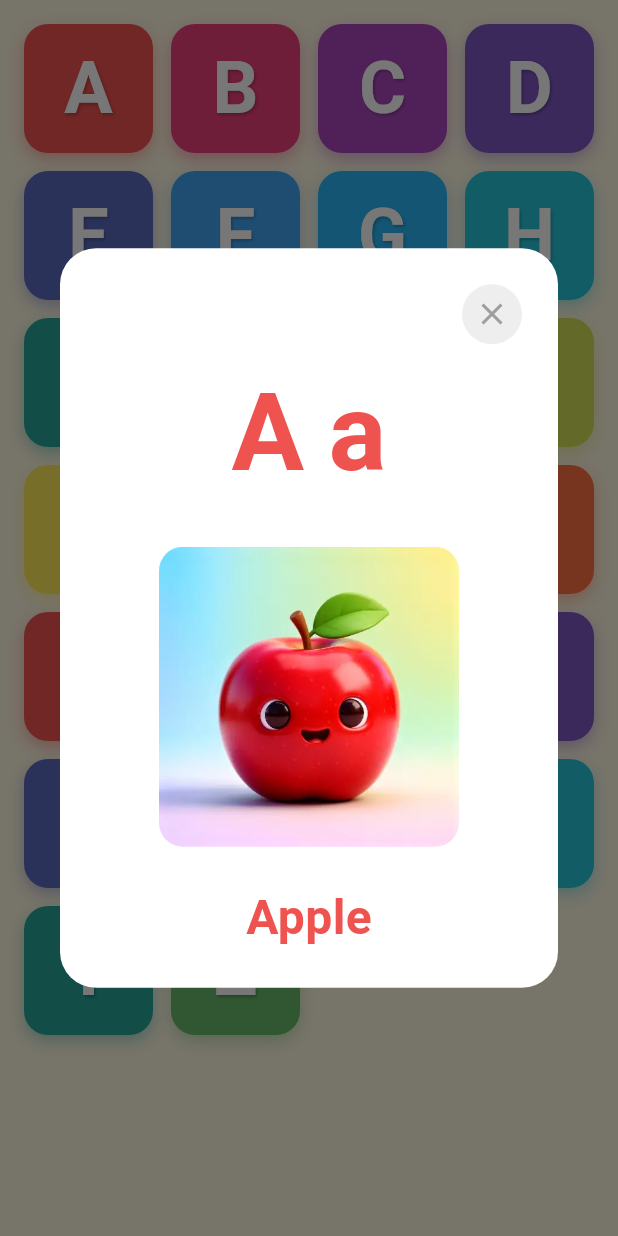
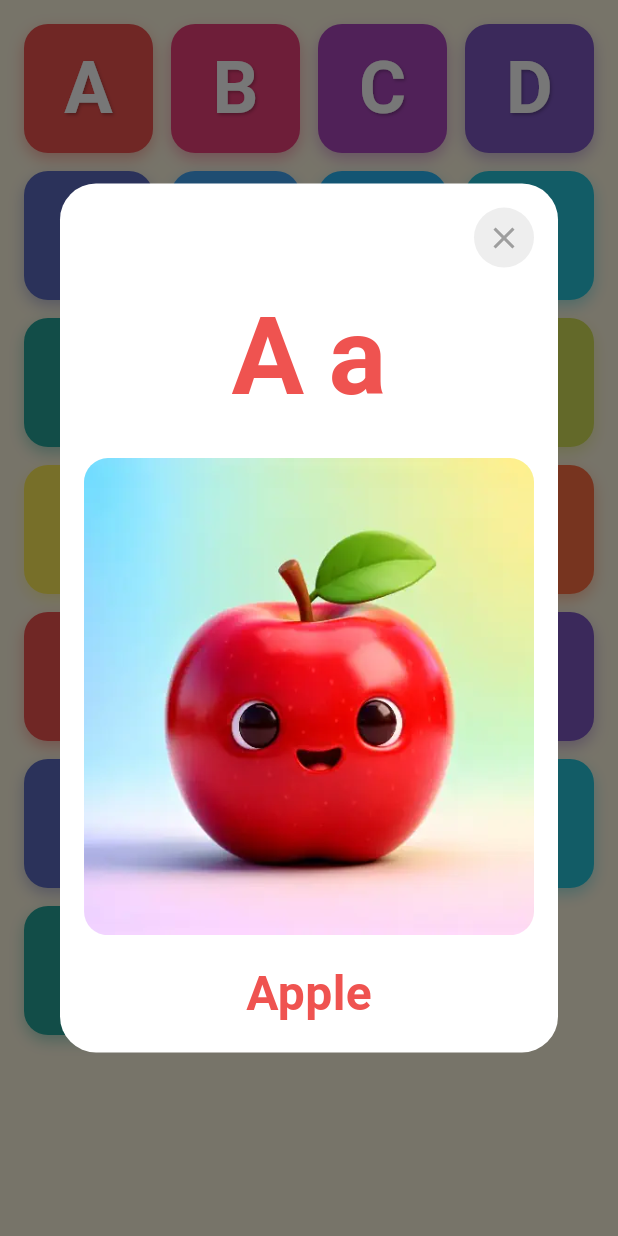
Before and after one commit to rickydZA/phonics_abc_app, a Flutter app: the screen it shows after launch, after a tap on an icon or button, on a phone screen of 412 x 824 dp. Run offline on Flutter 3.47's test engine with Material 3 defaults, Android fonts, the phone set to English and light mode, and no system bars; our stand-ins replace audioplayers.

Commit message:
Add responsive popup, audio replay, and portrait lock (v0.1.0+5)
- Popup: larger responsive image, tap to replay audio with ripple effect
- Lock app to portrait orientation (Android, iOS, Flutter)
- Update F letter: fish → frog

Co-Authored-By: Claude Opus 4.5 <noreply@anthropic.com>

```diff
--- a/assets/images/ABC_Phonics_Prompts.txt
+++ b/assets/images/ABC_Phonics_Prompts.txt
@@ -27,7 +27,7 @@ D: A cute friendly brown dog sitting, soft 3D render, bright saturated colors, c
 
 E: A cute friendly gray elephant, soft 3D render, bright saturated colors, centered composition, simple minimal background with soft gradient, friendly and appealing for young children, rounded shapes, soft lighting, high quality
 
-F: A cute orange and yellow fish, soft 3D render, bright saturated colors, centered composition, simple minimal background with soft gradient, friendly and appealing for young children, rounded shapes, soft lighting, high quality
+F: A cute green frog, soft 3D render, bright saturated colors, centered composition, simple minimal background with soft gradient, friendly and appealing for young children, rounded shapes, soft lighting, high quality
 
 G: A cute friendly black gorilla, soft 3D render, bright saturated colors, centered composition, simple minimal background with soft gradient, friendly and appealing for young children, rounded shapes, soft lighting, high quality
 
--- a/lib/data/letter_data.dart
+++ b/lib/data/letter_data.dart
@@ -22,7 +22,7 @@ const List<LetterData> alphabetData = [
   LetterData(letter: 'C', word: 'cat', imagePath: 'assets/images/c_cat.webp', audioPath: 'assets/audio/c.mp3'),
   LetterData(letter: 'D', word: 'dog', imagePath: 'assets/images/d_dog.webp', audioPath: 'assets/audio/d.mp3'),
   LetterData(letter: 'E', word: 'elephant', imagePath: 'assets/images/e_elephant.webp', audioPath: 'assets/audio/e.mp3'),
-  LetterData(letter: 'F', word: 'fish', imagePath: 'assets/images/f_fish.webp', audioPath: 'assets/audio/f.mp3'),
+  LetterData(letter: 'F', word: 'frog', imagePath: 'assets/images/f_frog.webp', audioPath: 'assets/audio/f.mp3'),
   LetterData(letter: 'G', word: 'gorilla', imagePath: 'assets/images/g_gorilla.webp', audioPath: 'assets/audio/g.mp3'),
   LetterData(letter: 'H', word: 'hat', imagePath: 'assets/images/h_hat.webp', audioPath: 'assets/audio/h.mp3'),
   LetterData(letter: 'I', word: 'igloo', imagePath: 'assets/images/i_igloo.webp', audioPath: 'assets/audio/i.mp3'),
--- a/lib/main.dart
+++ b/lib/main.dart
@@ -1,8 +1,13 @@
 import 'package:flutter/material.dart';
+import 'package:flutter/services.dart';
 import 'constants/app_colors.dart';
 import 'screens/splash_screen.dart';
 
-void main() {
+void main() async {
+  WidgetsFlutterBinding.ensureInitialized();
+  await SystemChrome.setPreferredOrientations([
+    DeviceOrientation.portraitUp,
+  ]);
   runApp(const PhonicsABCApp());
 }
 
--- a/lib/widgets/letter_popup.dart
+++ b/lib/widgets/letter_popup.dart
@@ -1,6 +1,7 @@
 import 'package:flutter/material.dart';
 import '../constants/app_colors.dart';
 import '../data/letter_data.dart';
+import '../services/audio_service.dart';
 
 class LetterPopup extends StatelessWidget {
   final LetterData letterData;
@@ -14,15 +15,19 @@ class LetterPopup extends StatelessWidget {
 
   @override
   Widget build(BuildContext context) {
+    final screenWidth = MediaQuery.of(context).size.width;
+    final popupWidth = (screenWidth * 0.85).clamp(280.0, 400.0);
+    final imageSize = popupWidth - 32; // 16px padding each side
+
     return Dialog(
       backgroundColor: Colors.transparent,
       child: Container(
-        constraints: const BoxConstraints(maxWidth: 350),
+        constraints: BoxConstraints(maxWidth: popupWidth),
         decoration: BoxDecoration(
           color: AppColors.popupBackground,
           borderRadius: BorderRadius.circular(24),
         ),
-        padding: const EdgeInsets.all(24),
+        padding: const EdgeInsets.all(16),
         child: Column(
           mainAxisSize: MainAxisSize.min,
           children: [
@@ -69,10 +74,10 @@ class LetterPopup extends StatelessWidget {
                 ),
               ],
             ),
-            const SizedBox(height: 24),
+            const SizedBox(height: 16),
             // Image or fallback
-            _buildImage(),
-            const SizedBox(height: 24),
+            _buildImage(imageSize),
+            const SizedBox(height: 16),
             // Word text
             Text(
               letterData.capitalizedWord,
@@ -88,19 +93,21 @@ class LetterPopup extends StatelessWidget {
     );
   }
 
-  Widget _buildImage() {
+  Widget _buildImage(double size) {
     return ClipRRect(
       borderRadius: BorderRadius.circular(16),
+      child: SizedBox(
+        width: size,
+        height: size,
+        child: Stack(
+          children: [
+            Positioned.fill(
               child: Image.asset(
                 letterData.imagePath,
-        width: 200,
-        height: 200,
-        fit: BoxFit.contain,
+                fit: BoxFit.cover,
                 errorBuilder: (context, error, stackTrace) {
                   // Fallback: colored circle with letter
                   return Container(
-            width: 200,
-            height: 200,
                     decoration: BoxDecoration(
                       color: tileColor.withValues(alpha: 0.2),
                       shape: BoxShape.circle,
@@ -109,7 +116,7 @@ class LetterPopup extends StatelessWidget {
                       child: Text(
                         letterData.upperCase,
                         style: TextStyle(
-                  fontSize: 100,
+                          fontSize: size * 0.5,
                           fontWeight: FontWeight.bold,
                           color: tileColor,
                         ),
@@ -117,6 +124,18 @@ class LetterPopup extends StatelessWidget {
                     ),
                   );
                 },
+              ),
+            ),
+            Positioned.fill(
+              child: Material(
+                color: Colors.transparent,
+                child: InkWell(
+                  onTap: () => AudioService().play(letterData.letter),
+                ),
+              ),
+            ),
+          ],
+        ),
       ),
     );
   }
--- a/pubspec.yaml
+++ b/pubspec.yaml
@@ -1,7 +1,7 @@
 name: phonics_abc_app
 description: "A phonics learning app for young English learners to practice the alphabet."
 publish_to: 'none'
-version: 0.1.0+4
+version: 0.1.0+5
 
 environment:
   sdk: ^3.10.4
```
Also changed, not shown: 2 other files. Lines whose indentation alone changed are shown as unchanged.
